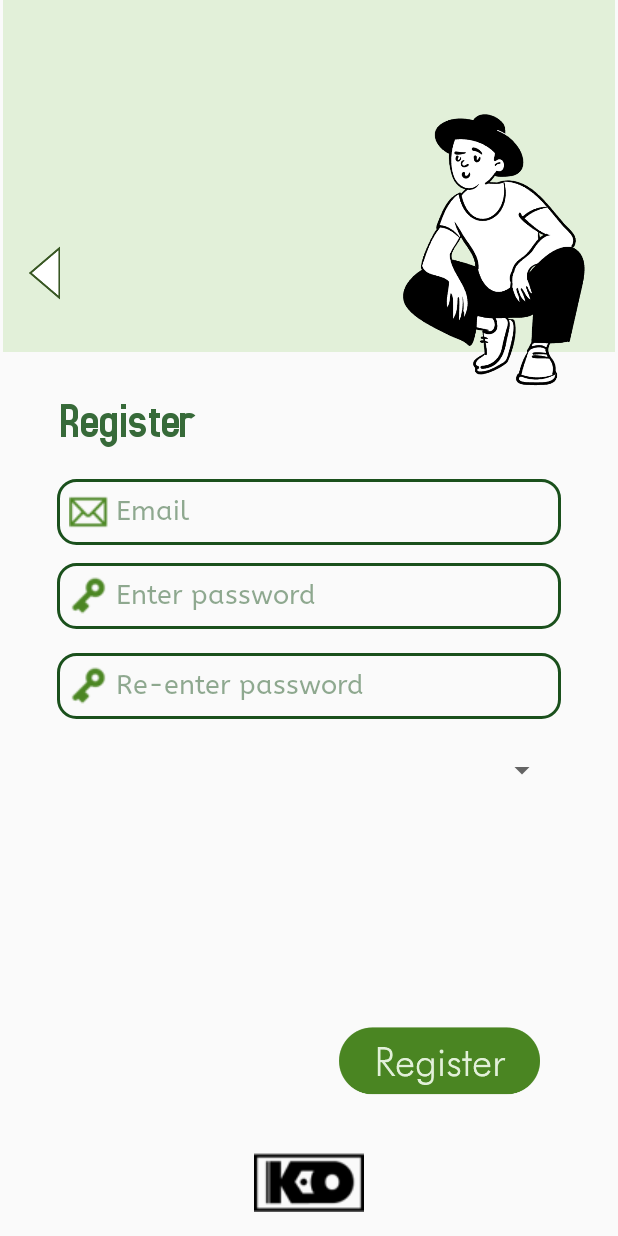
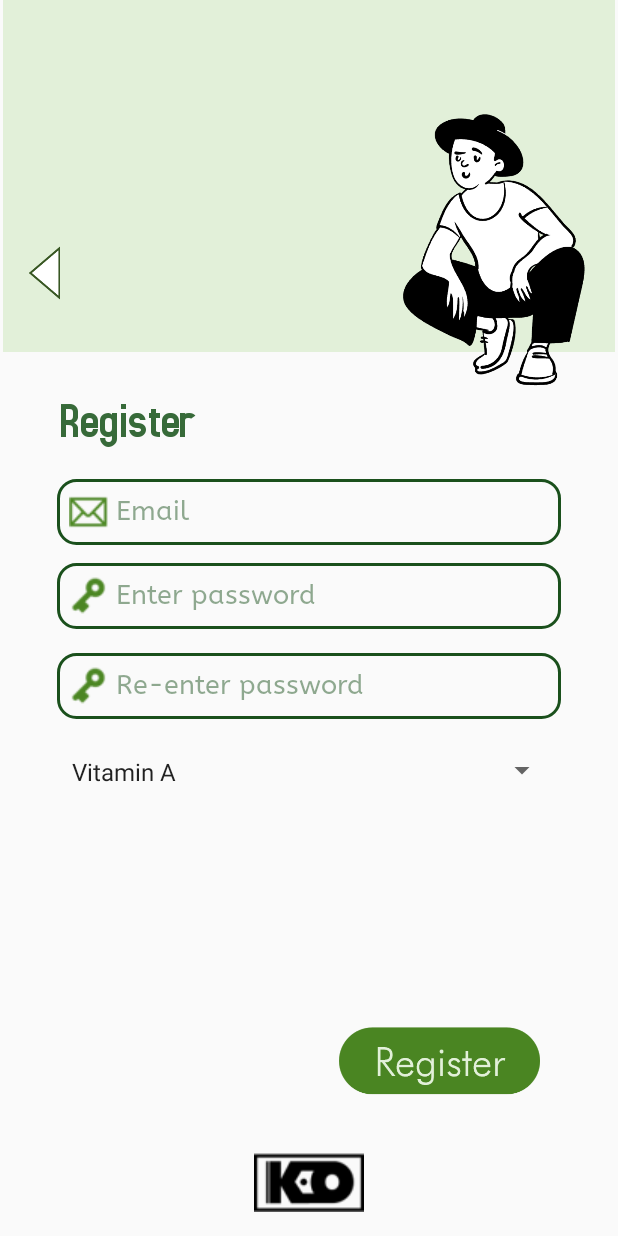
Before and after one commit to Charles2005/FoodVision, an Android app: the Register screen opened directly, with no data from a screen before it, on a phone screen of 412 x 824 dp. Run offline under Robolectric (Android 15) with nearby library versions, the phone set to English and light mode, and no system bars; our stand-ins replace Firebase (no records; nobody signed in at launch, a user with empty details on screens opened directly).

Commit message:
finish registration

```diff
--- a/app/src/main/java/com/example/food_vision/activities/Register.kt
+++ b/app/src/main/java/com/example/food_vision/activities/Register.kt
@@ -5,22 +5,25 @@ import android.content.Intent
 import androidx.appcompat.app.AppCompatActivity
 import android.os.Bundle
 import android.text.TextUtils
-import android.widget.EditText
-import android.widget.ImageButton
-import android.widget.ImageView
-import android.widget.Toast
+import android.view.View
+import android.widget.*
 import com.example.food_vision.R
 import com.example.food_vision.database.DatabaseHandler
 import com.example.food_vision.database.UserModelClass
 import com.google.firebase.auth.FirebaseAuth
+import com.google.firebase.auth.FirebaseUser
 import com.google.firebase.auth.ktx.auth
 import com.google.firebase.ktx.Firebase
 
-class Register : AppCompatActivity() {
+class Register : AppCompatActivity(), AdapterView.OnItemSelectedListener {
 
     // Initializing Firebase Authentication
     private lateinit var auth: FirebaseAuth
+    // Initializing Database
     var dbHandler:DatabaseHandler ? = null
+
+    // String for Spinner
+    var restriction: String = ""
 
     @SuppressLint("WrongViewCast")
     override fun onCreate(savedInstanceState: Bundle?) {
@@ -34,6 +37,17 @@ class Register : AppCompatActivity() {
         val emailReg = findViewById<EditText>(R.id.emailReg)
         val passwordReg = findViewById<EditText>(R.id.adminPassword)
         val reEnterPassword = findViewById<EditText>(R.id.reenterPassword)
+        val spinner = findViewById<Spinner>(R.id.spinner2)
+        // Adapter for spinner
+        ArrayAdapter.createFromResource(
+            this,
+            R.array.nutrients,
+            android.R.layout.simple_spinner_item
+        ).also {adapter ->
+            adapter.setDropDownViewResource(android.R.layout.simple_spinner_dropdown_item)
+            spinner.adapter = adapter
+            spinner.onItemSelectedListener = this
+        }
 
         // Database
         dbHandler = DatabaseHandler(this)
@@ -68,24 +82,64 @@ class Register : AppCompatActivity() {
                     ).show()
                 }
                 else -> {
+                    // Components
                     var success : Boolean = false
                     val user: UserModelClass = UserModelClass()
+                    val nutrients = resources.getStringArray(R.array.nutrients)
                     user.email = emailReg.text.toString().trim{it <= ' '}
                     user.password = passwordReg.text.toString().trim{it <= ' '}
+                    user.restriction = restriction
                     val rePassword: String = reEnterPassword.text.toString().trim{it <= ' '}
+                    // Firebase Instance
+                    // Check if the password and the reenter password is match
+                    // Check if the email is already in the database
+                    if (user.password.equals(rePassword)){
+                        // Creating User with Firebase
+                        auth.createUserWithEmailAndPassword(user.email, user.password)
+                            .addOnCompleteListener(this){ task ->
+                                if(task.isSuccessful){
+                                    success = dbHandler?.addUser(user) as Boolean
+                                    // Sending Email Verification
+                                    val firebaseUser = Firebase.auth.currentUser
+                                    firebaseUser!!.sendEmailVerification()
+                                        .addOnCompleteListener { task ->
+                                            if (task.isSuccessful) {
+                                                Toast.makeText(this,
+                                                    "Sending E-mail verification, Please verify your E-mail",
+                                                    Toast.LENGTH_SHORT).show()
+                                                emailReg.setText("")
+                                                passwordReg.setText("")
 
-                    // Firebase Instance
-                    if (user.password.equals(rePassword)){
-                        //auth.createUserWithEmailAndPassword(email, password)
-                        Toast.makeText(this@Register, "Equal", Toast.LENGTH_SHORT).show()
-                        //success = dbHandler?.addUser(user) as Boolean
+                                                val intent = Intent(this, MainActivity::class.java)
+                                                intent.flags = Intent.FLAG_ACTIVITY_NEW_TASK or Intent.FLAG_ACTIVITY_CLEAR_TASK
+                                                startActivity(intent)
+                                                finish()
+                                            }else{
+                                                Toast.makeText(this, task.exception?.message.toString(), Toast.LENGTH_SHORT).show()
+                                            }
+                                        }
+                                }else{
+                                    Toast.makeText(this, task.exception?.message.toString(), Toast.LENGTH_SHORT).show()
+                                }
+
+                            }
+
 
                     }else{
-                        Toast.makeText(this@Register, "Not Equal", Toast.LENGTH_SHORT).show()
+                        Toast.makeText(this@Register, "Password is not match", Toast.LENGTH_SHORT).show()
                     }
                 }
             }
         }
 
     }
+
+    override fun onItemSelected(parent: AdapterView<*>?, view: View?, position: Int, id: Long) {
+        restriction = parent?.getItemAtPosition(position).toString()
+        Toast.makeText(this@Register, restriction, Toast.LENGTH_SHORT).show()
+    }
+
+    override fun onNothingSelected(parent: AdapterView<*>?) {
+        TODO("Not yet implemented")
+    }
 }
--- a/app/src/main/java/com/example/food_vision/database/DatabaseHandler.kt
+++ b/app/src/main/java/com/example/food_vision/database/DatabaseHandler.kt
@@ -163,7 +163,6 @@ class DatabaseHandler(context:Context):
         db?.insert(FOOD_TABLE, null, contentValues)
 
     }
-
     // Getting all data in User data and Food Data
     @SuppressLint("Range")
     fun getAllUser(): List<UserModelClass>{
--- a/app/src/main/java/com/example/food_vision/database/FoodModelClass.kt
+++ b/app/src/main/java/com/example/food_vision/database/FoodModelClass.kt
@@ -1,7 +1,7 @@
 package com.example.food_vision.database
 
 class FoodModelClass {
-    var id: Int = 0
+    var id: Int = -1
     var name: String = ""
     var ingredients: String = ""
     var nutrients: String = ""
--- a/app/src/main/java/com/example/food_vision/database/UserModelClass.kt
+++ b/app/src/main/java/com/example/food_vision/database/UserModelClass.kt
@@ -1,7 +1,7 @@
 package com.example.food_vision.database
 
 class UserModelClass{
-    var id: Int = 0
+    var id: Int = -1
     var email: String = ""
     var password: String = ""
     var restriction: String = ""
--- a/app/src/main/res/values/strings.xml
+++ b/app/src/main/res/values/strings.xml
@@ -1,3 +1,44 @@
 <resources>
     <string name="app_name">Food_Vision</string>
+    <string-array name="nutrients">
+        <item> Vitamin A </item>
+       <item>Vitamin D</item>
+        <item>Vitamin E</item>
+        <item>Vitamin K </item>
+        <item>Vitamin B1 </item>
+        <item>Vitamin B12 </item>
+        <item>Vitamin B6 </item>
+        <item>Vitamin B2 </item>
+        <item>Vitamin B5 </item>
+        <item>Vitamin B3 </item>
+        <item>Vitamin B9 </item>
+        <item>Vitamin B7 </item>
+        <item>Vitamin B6 </item>
+        <item>Vitamin C </item>
+        <item>Vitamin D </item>
+        <item>Cholesterol</item>
+        <item>Magnesium</item>
+        <item>Calcium</item>
+        <item>Phosphorus</item>
+        <item>Sulfur</item>
+        <item>Sodium</item>
+        <item>Potassium</item>
+        <item>Chloride </item>
+        <item>Iron</item>
+        <item>Selenium</item>
+        <item>Zinc</item>
+        <item>Manganese</item>
+        <item>Chromium</item>
+        <item>Copper</item>
+        <item>Iodine</item>
+        <item>Fluoride</item>
+        <item>Molybdenum</item>
+        <item>Protein</item>
+        <item>Carbohydrate</item>
+        <item>Saturated fat</item>
+        <item>Unsaturated fat</item>
+        <item>Trans fat</item>
+        <item>Dietary fiber</item>
+        <item>Sugar</item>
+    </string-array>
 </resources>
```
